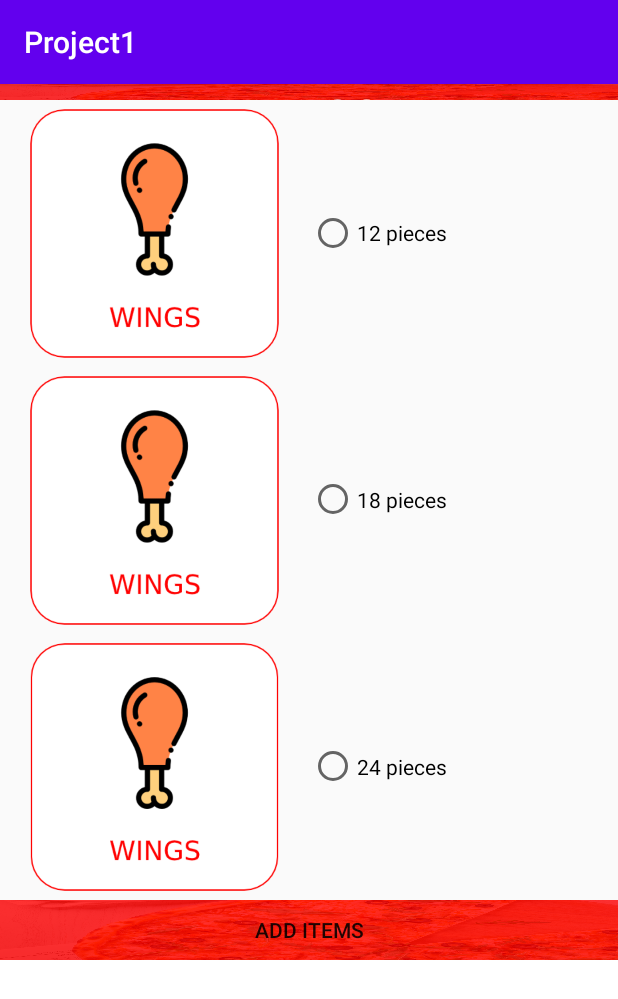
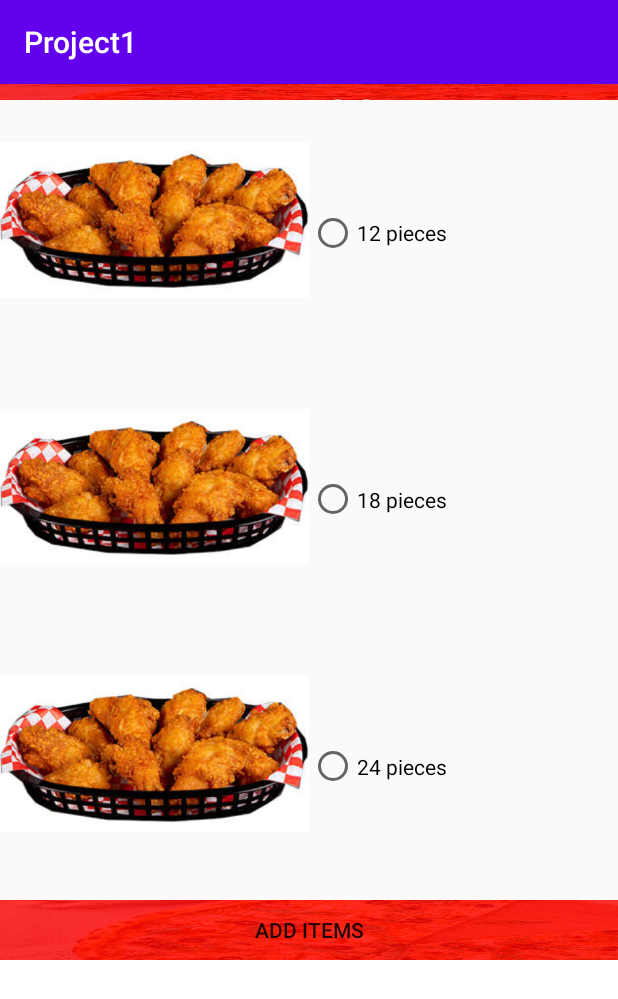
Before and after one commit to parminderkang0710/ShoppingApplication, an Android app: the Wings screen opened directly, with no data from a screen before it, on a phone screen of 412 x 824 dp. Shown: the top 999 px of the screen. Run offline under Robolectric (Android 15) with nearby library versions, the phone set to English and light mode, and no system bars.

Commit message:
Wings added

```diff
--- a/Project1/app/src/main/res/layout/activity_wings.xml
+++ b/Project1/app/src/main/res/layout/activity_wings.xml
@@ -61,7 +61,7 @@
                             android:id="@+id/imageView10"
                             android:layout_width="match_parent"
                             android:layout_height="wrap_content"
-                            app:srcCompat="@drawable/wings" />
+                            app:srcCompat="@drawable/fried" />
                     </LinearLayout>
 
                     <LinearLayout
@@ -74,7 +74,7 @@
                             android:id="@+id/imageView11"
                             android:layout_width="match_parent"
                             android:layout_height="wrap_content"
-                            app:srcCompat="@drawable/wings" />
+                            app:srcCompat="@drawable/fried" />
                     </LinearLayout>
 
                     <LinearLayout
@@ -87,7 +87,7 @@
                             android:id="@+id/imageView12"
                             android:layout_width="match_parent"
                             android:layout_height="wrap_content"
-                            app:srcCompat="@drawable/wings" />
+                            app:srcCompat="@drawable/fried" />
                     </LinearLayout>
                 </LinearLayout>
 
```
Also changed, not shown: Project1/app/src/main/res/drawable/fried.jpg (added).
